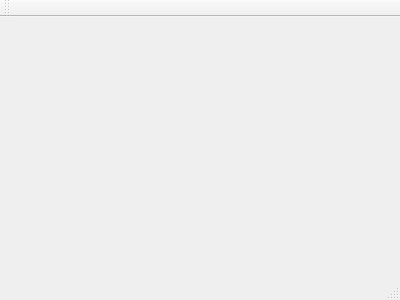
This is TesseractTrainer.ui in DaikiMaekawa/marshmallow-tesseract-trainer as Qt 5 draws it before an edit. The edited form follows.
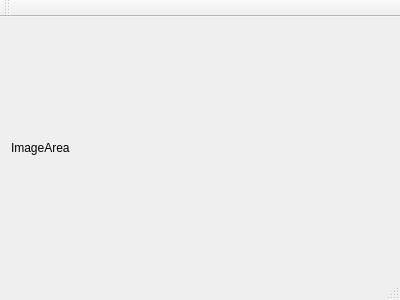
This is the edited form.

Patch:
```diff
--- a/TesseractTrainer.ui
+++ b/TesseractTrainer.ui
@@ -13,7 +13,17 @@
   <property name="windowTitle">
    <string>MarshmallowTesseractTrainer</string>
   </property>
-  <widget class="QWidget" name="centralWidget"/>
+  <widget class="QWidget" name="centralWidget">
+   <layout class="QVBoxLayout" name="verticalLayout">
+    <item>
+     <widget class="QLabel" name="labelImage">
+      <property name="text">
+       <string>ImageArea</string>
+      </property>
+     </widget>
+    </item>
+   </layout>
+  </widget>
   <widget class="QMenuBar" name="menuBar">
    <property name="geometry">
     <rect>
```
